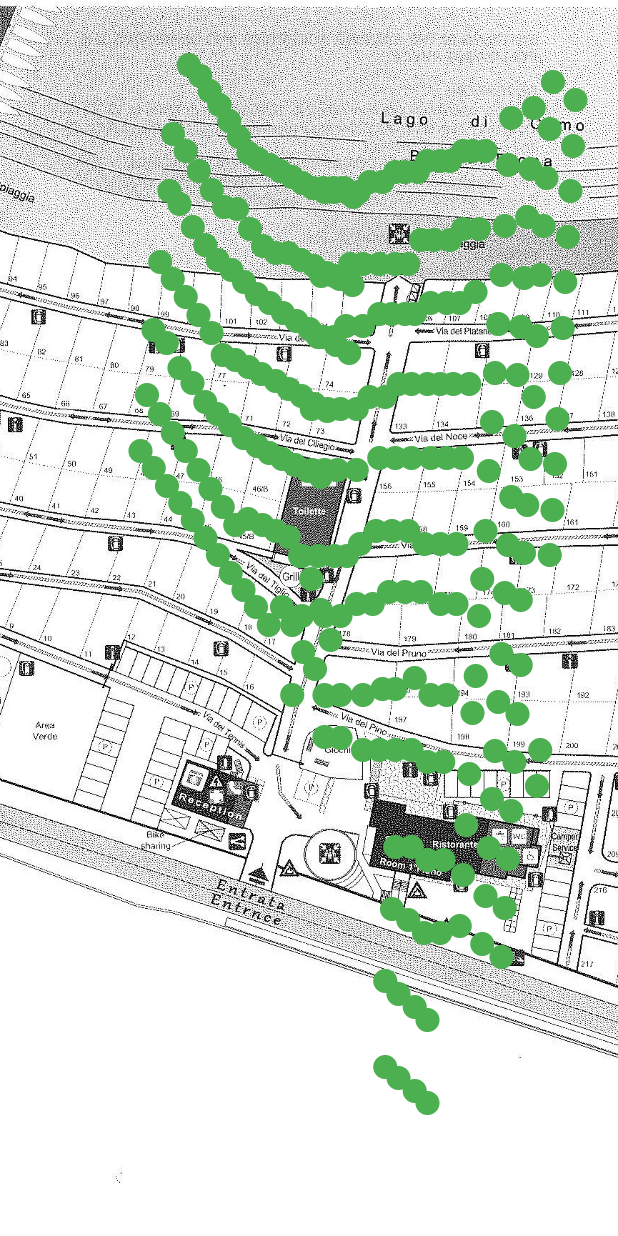
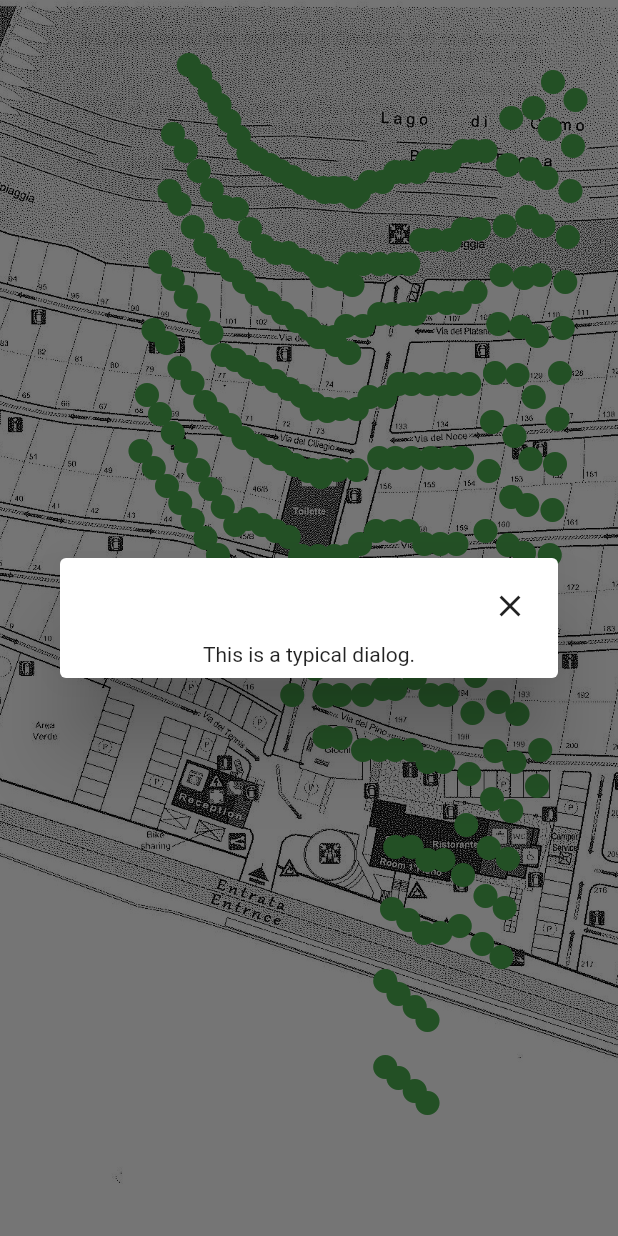
Before and after one commit to SiniMini04/GreenCamp, a Flutter app: the screen it shows after launch, after a tap on the "fiber manual record" icon, on a phone screen of 412 x 824 dp. Run offline on Flutter 3.47's test engine with Material 2 defaults, Android fonts, the phone set to English and light mode, and no system bars; our stand-ins replace logger; missing offline and left inert: mysql1.

Commit message:
Daten:Pop-UpFenster:01
Added Popup and possibility to close it.

```diff
--- a/greencamp/lib/main.dart
+++ b/greencamp/lib/main.dart
@@ -1,6 +1,7 @@
 import 'package:flutter/material.dart';
 import 'datenbankabfrage.dart';
 import 'positions.dart';
+import 'popup.dart';
 
 void main() {
   runApp(MyApp());
@@ -44,11 +45,14 @@ class _MyAppState extends State<MyApp> {
                           ? mediaSize.width * (positions[index]['right'] ?? 0)
                           : null,
                       child: IconButton(
-                        onPressed: () {},
+                        onPressed: () async {
+                          await positioninfos(context);
+                        },
                         icon: const Icon(Icons.fiber_manual_record),
-                        color: returnColorOption(index)
+                        color: Colors.green,
+                        /*color: returnColorOption(index)
                             ? Colors.red
-                            : Colors.green,
+                            : Colors.green,*/
                         splashColor: Colors.transparent,
                         highlightColor: Colors.transparent,
                         hoverColor: Colors.transparent,
@@ -64,3 +68,5 @@ class _MyAppState extends State<MyApp> {
     );
   }
 }
+
+class BasicDialogAlert {}
--- /dev/null
+++ b/greencamp/lib/popup.dart
@@ -0,0 +1,32 @@
+import 'package:flutter/material.dart';
+
+Future<void> positioninfos(BuildContext context) async {
+  await showDialog<String>(
+    context: context,
+    builder: (BuildContext context) => Dialog(
+      child: Padding(
+        padding: const EdgeInsets.all(8.0),
+        child: Column(
+          mainAxisSize: MainAxisSize.min,
+          children: <Widget>[
+            Row(
+              mainAxisAlignment: MainAxisAlignment.end,
+              children: [
+                IconButton(
+                  icon: Icon(Icons.close),
+                  onPressed: () {
+                    Navigator.of(context).pop();
+                  },
+                  splashColor: Colors.transparent,
+                  highlightColor: Colors.transparent,
+                  hoverColor: Colors.transparent,
+                ),
+              ],
+            ),
+            const Text('This is a typical dialog.'),
+          ],
+        ),
+      ),
+    ),
+  );
+}
```
